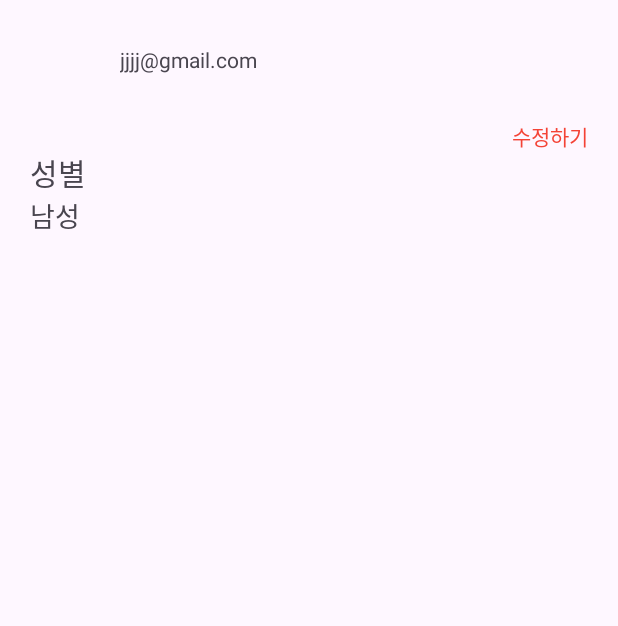
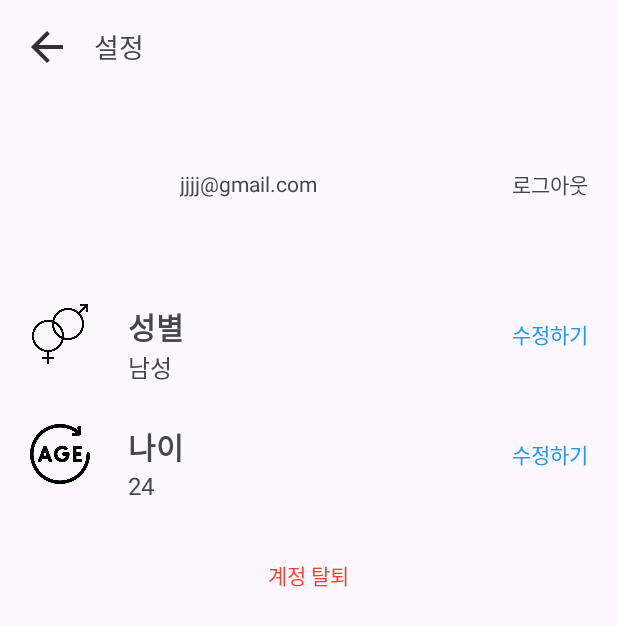
Before and after one commit to Doshuaaa/RunningEveryday, an Android app: the layout activity_setting.xml on its own in the app's theme, with its tools: preview values and no code run, on a phone screen of 412 x 824 dp. Shown: the top 626 px of the screen. Run offline under Robolectric (Android 15) with nearby library versions, the phone set to English and light mode, and no system bars.

Commit message:
1.14 commit (SettingActivity 구현중)

```diff
--- /dev/null
+++ b/app/src/main/res/drawable/baseline_arrow_back_24.xml
@@ -0,0 +1,5 @@
+<vector android:autoMirrored="true" android:height="32dp"
+    android:tint="#313232" android:viewportHeight="24"
+    android:viewportWidth="24" android:width="32dp" xmlns:android="http://schemas.android.com/apk/res/android">
+    <path android:fillColor="@android:color/white" android:pathData="M20,11H7.83l5.59,-5.59L12,4l-8,8 8,8 1.41,-1.41L7.83,13H20v-2z"/>
+</vector>
--- a/app/src/main/res/layout/activity_setting.xml
+++ b/app/src/main/res/layout/activity_setting.xml
@@ -3,6 +3,25 @@
     android:layout_width="match_parent"
     android:layout_height="match_parent"
     android:orientation="vertical">
+
+    <LinearLayout
+        android:layout_width="match_parent"
+        android:layout_height="wrap_content">
+
+        <ImageView
+            android:layout_width="wrap_content"
+            android:layout_height="wrap_content"
+            android:src="@drawable/baseline_arrow_back_24"
+            android:layout_margin="15dp"/>
+
+        <TextView
+            android:layout_width="wrap_content"
+            android:layout_height="wrap_content"
+            android:text="설정"
+            android:layout_gravity="center"
+            android:textSize="18sp"/>
+
+    </LinearLayout>
 
     <ScrollView
         android:layout_width="match_parent"
@@ -20,14 +39,29 @@
                 <ImageView
                     android:id="@+id/setting_profile_image_view"
                     android:layout_width="80dp"
-                    android:layout_height="80dp"/>
+                    android:layout_height="80dp"
+                    android:layout_margin="20dp"/>
 
                 <TextView
                     android:id="@+id/setting_email_image_view"
                     android:layout_width="wrap_content"
-                    android:layout_height="match_parent"
+                    android:layout_height="wrap_content"
                     android:text="jjjj@gmail.com"
-                    android:gravity="center"/>
+                    android:layout_gravity="center"/>
+
+                <RelativeLayout
+                    android:layout_width="match_parent"
+                    android:layout_height="match_parent">
+
+                    <TextView
+                        android:layout_width="wrap_content"
+                        android:layout_height="wrap_content"
+                        android:text="로그아웃"
+                        android:layout_alignParentEnd="true"
+                        android:layout_centerVertical="true"
+                        android:layout_marginEnd="20dp"/>
+                </RelativeLayout>
+
 
             </LinearLayout>
 
@@ -35,25 +69,37 @@
                 android:layout_width="match_parent"
                 android:layout_height="wrap_content">
 
+                <ImageView
+                    android:id="@+id/setting_sex_image_view"
+                    android:layout_width="40dp"
+                    android:layout_height="40dp"
+                    android:layout_centerVertical="true"
+                    android:layout_marginStart="20dp"
+                    android:layout_marginTop="20dp"
+                    android:layout_marginEnd="20dp"
+                    android:layout_marginBottom="20dp"
+                    android:src="@drawable/sex"/>
+
                 <TextView
                     android:id="@+id/setting_sex_text_view"
                     android:layout_width="wrap_content"
                     android:layout_height="wrap_content"
-                    android:layout_marginStart="20dp"
+                    android:layout_marginStart="5dp"
                     android:layout_marginTop="20dp"
-
                     android:text="성별"
-                    android:textSize="20sp" />
+                    android:textSize="20sp"
+                    android:textStyle="bold"
+                    android:layout_toEndOf="@id/setting_sex_image_view"/>
 
                 <TextView
                     android:id="@+id/sex_value_text_view"
                     android:layout_width="wrap_content"
                     android:layout_height="match_parent"
-                    android:layout_marginBottom="24dp"
+                    android:layout_toEndOf="@id/setting_sex_image_view"
                     android:layout_below="@id/setting_sex_text_view"
                     android:text="남성"
-                    android:layout_marginStart="20dp"
-                    android:textSize="18sp" />
+                    android:layout_marginStart="5dp"
+                    android:textSize="16sp" />
 
                 <TextView
                     android:id="@+id/modify_sex_text_view"
@@ -62,10 +108,66 @@
                     android:text="수정하기"
                     android:layout_marginEnd="20dp"
                     android:layout_alignParentEnd="true"
-                    android:textColor="#F44336"/>
+                    android:layout_centerVertical="true"
+                    android:textColor="#2196F3"/>
             </RelativeLayout>
+
+            <RelativeLayout
+                android:layout_width="match_parent"
+                android:layout_height="wrap_content">
+
+                <ImageView
+                    android:id="@+id/setting_age_image_view"
+                    android:layout_width="40dp"
+                    android:layout_height="40dp"
+                    android:layout_centerVertical="true"
+                    android:layout_marginStart="20dp"
+                    android:layout_marginTop="20dp"
+                    android:layout_marginEnd="20dp"
+                    android:layout_marginBottom="20dp"
+                    android:src="@drawable/age"/>
+
+                <TextView
+                    android:id="@+id/setting_age_text_view"
+                    android:layout_width="wrap_content"
+                    android:layout_height="wrap_content"
+                    android:layout_marginStart="5dp"
+                    android:layout_marginTop="20dp"
+                    android:text="나이"
+                    android:textSize="20sp"
+                    android:textStyle="bold"
+                    android:layout_toEndOf="@id/setting_age_image_view"/>
+
+                <TextView
+                    android:id="@+id/age_value_text_view"
+                    android:layout_width="wrap_content"
+                    android:layout_height="match_parent"
+                    android:layout_toEndOf="@id/setting_age_image_view"
+                    android:layout_below="@id/setting_age_text_view"
+                    android:text="24"
+                    android:layout_marginStart="5dp"
+                    android:textSize="16sp" />
+
+                <TextView
+                    android:id="@+id/modify_age_text_view"
+                    android:layout_width="wrap_content"
+                    android:layout_height="wrap_content"
+                    android:text="수정하기"
+                    android:layout_marginEnd="20dp"
+                    android:layout_alignParentEnd="true"
+                    android:layout_centerVertical="true"
+                    android:textColor="#2196F3"/>
+            </RelativeLayout>
+
+            <TextView
+                android:id="@+id/account_withdrawal_text_view"
+                android:layout_width="wrap_content"
+                android:layout_height="wrap_content"
+                android:text="계정 탈퇴"
+                android:textColor="#F44336"
+                android:layout_gravity="center"
+                android:layout_marginTop="30dp"/>
 
         </LinearLayout>
     </ScrollView>
-
 </LinearLayout>
```
Also changed, not shown: app/src/main/res/drawable/age.png (added), app/src/main/res/drawable/sex.png (added).
